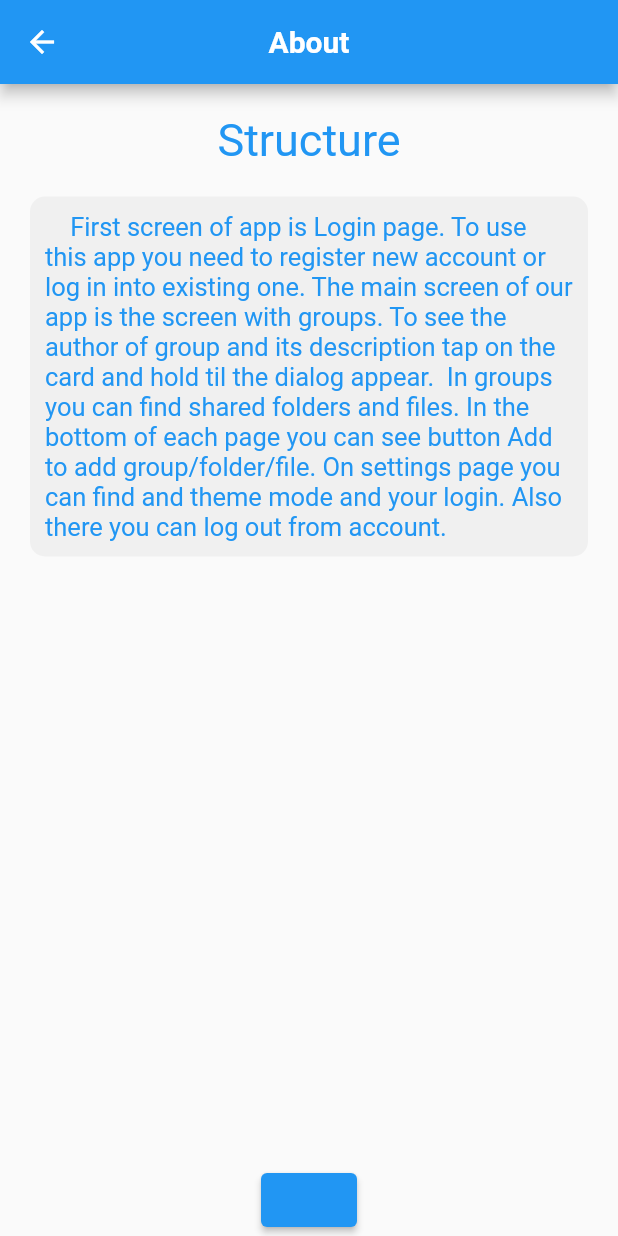
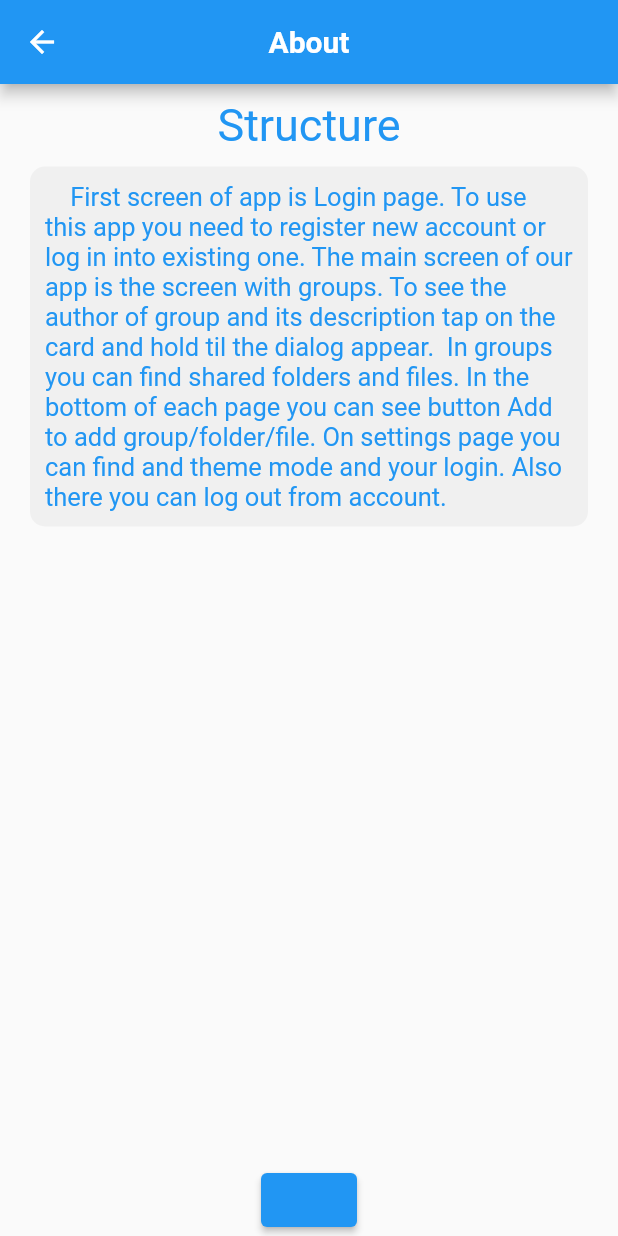
Before and after one commit to blueberry13-8/innostudy, a Flutter app: the InfoPage screen opened directly, swiped to page 2, on a phone screen of 412 x 824 dp. Run offline on Flutter 3.47's test engine with Material 2 defaults, Android fonts, the phone set to English and light mode, and no system bars; our stand-ins replace cloud_firestore, easy_dynamic_theme, file_picker, firebase_auth, firebase_core, firebase_crashlytics and 3 more; missing offline and left inert: textfield_search, universal_html; accounts and stored records are empty; network calls fail.

Commit message:
Update info_page.dart
Improved info_page

```diff
--- a/lib/pages/info_page.dart
+++ b/lib/pages/info_page.dart
@@ -78,10 +78,11 @@ class ParticularInfo extends StatelessWidget {
       builder: (BuildContext context, AsyncSnapshot<String> snapshot) {
         return ListView(
           children: [
-            const SizedBox(
-              height: 20,
+            Container(
+              alignment: Alignment.center,
+              margin: const EdgeInsets.symmetric(
+                vertical: 10,
               ),
-            Center(
               child: Text(
                 title,
                 style: TextStyle(
@@ -90,11 +91,7 @@ class ParticularInfo extends StatelessWidget {
                 ),
               ),
             ),
-            const SizedBox(
-              height: 20,
-            ),
-            SingleChildScrollView(
-              child: Container(
+            Container(
               padding: const EdgeInsets.only(
                   top: 10, bottom: 10, left: 10, right: 10),
               margin: const EdgeInsets.symmetric(horizontal: 20),
@@ -122,7 +119,6 @@ class ParticularInfo extends StatelessWidget {
                       ),
               ),
             ),
-            ),
           ],
         );
       },
```
Lines whose indentation alone changed are shown as unchanged.
